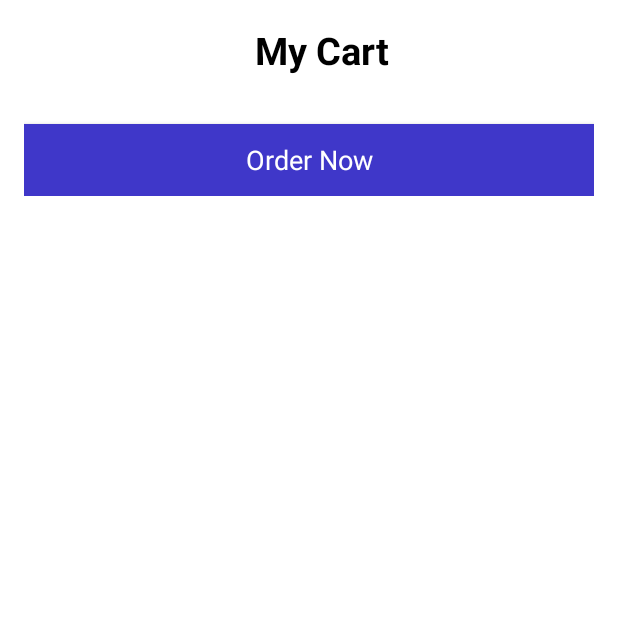
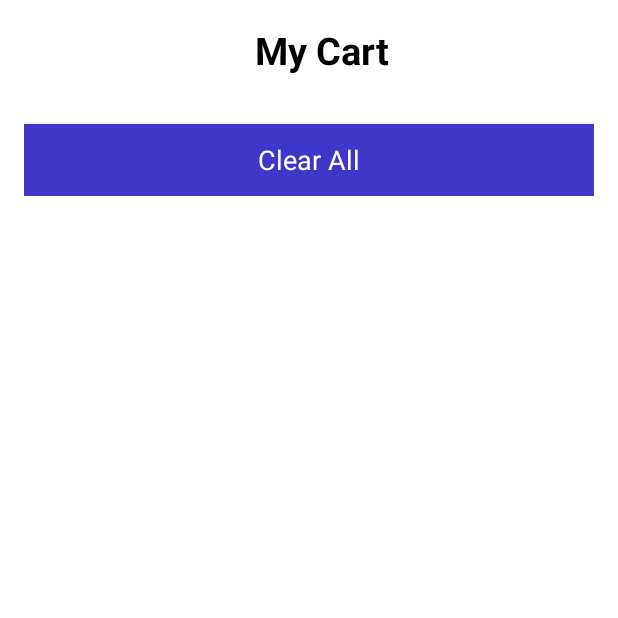
Before and after one commit to Saabithsp/MovieGo-Mobile-Application, an Android app: the WishlistActivity screen opened directly, with no data from a screen before it, on a phone screen of 412 x 824 dp, the top half of it. Run offline under Robolectric (Android 15) with nearby library versions, the phone set to English and light mode, and no system bars.

Commit message:
version 1

```diff
--- a/app/src/main/res/layout/activity_wishlist.xml
+++ b/app/src/main/res/layout/activity_wishlist.xml
@@ -63,7 +63,7 @@
                 android:layout_height="wrap_content"
                 android:layout_marginTop="32dp"
                 android:background="#3f37c9"
-                android:text="Order Now"
+                android:text="Clear All"
                 android:textColor="@color/white"
                 android:textSize="18sp" />
         </LinearLayout>
```
